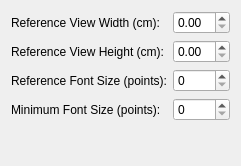
Before: the Qt Designer form src/libkstapp/generaltab.ui in Kst-plot/kst, drawn with Qt 5.
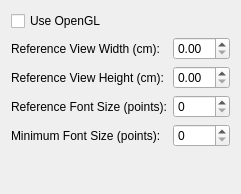
After: the same form once the commit is applied.

Patch:
```diff
--- a/src/libkstapp/generaltab.ui
+++ b/src/libkstapp/generaltab.ui
@@ -6,7 +6,7 @@
     <x>0</x>
     <y>0</y>
     <width>238</width>
-    <height>166</height>
+    <height>194</height>
    </rect>
   </property>
   <property name="windowTitle" >
@@ -14,46 +14,53 @@
   </property>
   <layout class="QGridLayout" >
    <item row="0" column="0" >
+    <widget class="QCheckBox" name="_useOpenGL" >
+     <property name="text" >
+      <string>Use OpenGL</string>
+     </property>
+    </widget>
+   </item>
+   <item row="1" column="0" >
     <widget class="QLabel" name="label" >
      <property name="text" >
       <string>Reference View Width (cm):</string>
      </property>
     </widget>
    </item>
-   <item row="0" column="1" >
+   <item row="1" column="1" >
     <widget class="QDoubleSpinBox" name="_refViewWidth" />
    </item>
-   <item row="1" column="0" >
+   <item row="2" column="0" >
     <widget class="QLabel" name="label_2" >
      <property name="text" >
       <string>Reference View Height (cm):</string>
      </property>
     </widget>
    </item>
-   <item row="1" column="1" >
+   <item row="2" column="1" >
     <widget class="QDoubleSpinBox" name="_refViewHeight" />
    </item>
-   <item row="2" column="0" >
+   <item row="3" column="0" >
     <widget class="QLabel" name="label_4" >
      <property name="text" >
       <string>Reference Font Size (points):</string>
      </property>
     </widget>
    </item>
-   <item row="2" column="1" >
+   <item row="3" column="1" >
     <widget class="QSpinBox" name="_refFontSize" />
    </item>
-   <item row="3" column="0" >
+   <item row="4" column="0" >
     <widget class="QLabel" name="label_3" >
      <property name="text" >
       <string>Minimum Font Size (points):</string>
      </property>
     </widget>
    </item>
-   <item row="3" column="1" >
+   <item row="4" column="1" >
     <widget class="QSpinBox" name="_minFontSize" />
    </item>
-   <item row="4" column="0" >
+   <item row="5" column="0" >
     <spacer>
      <property name="orientation" >
       <enum>Qt::Vertical</enum>
```
